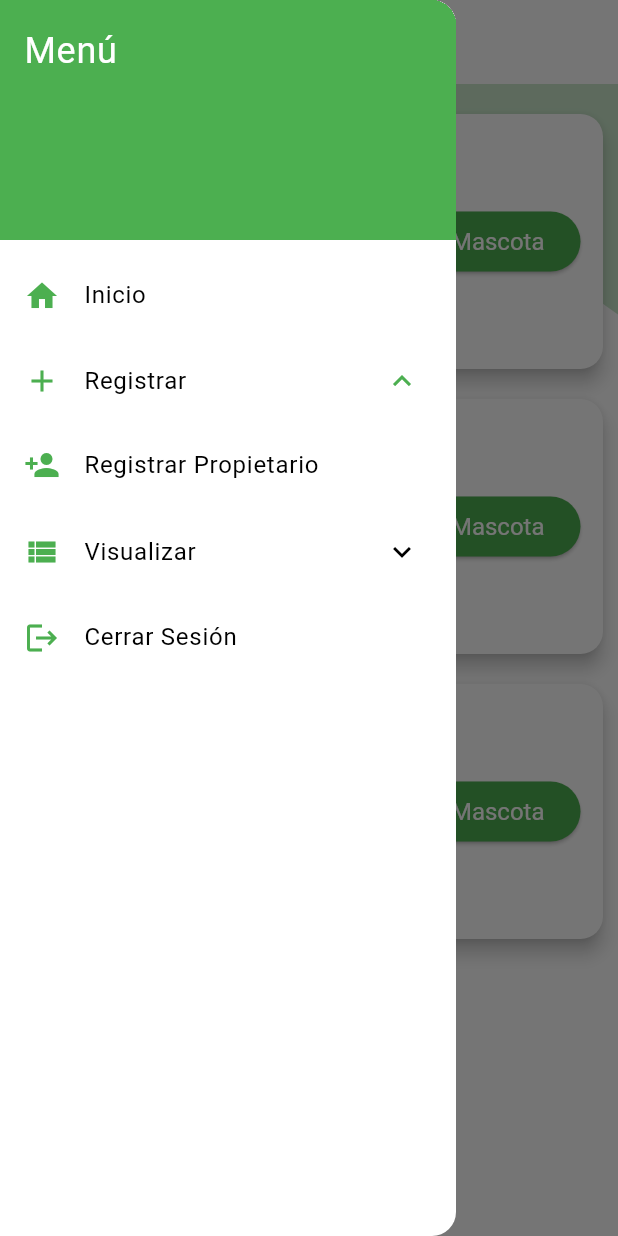
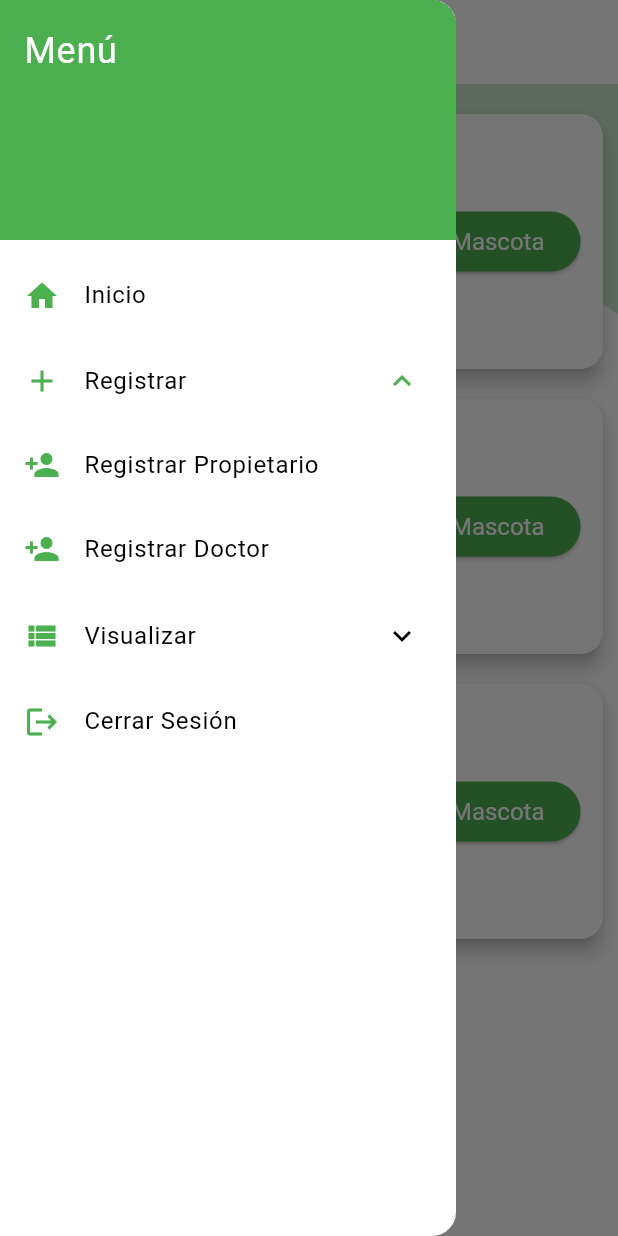
Before and after one commit to DiegoHS-9807/blockchain_vaccine_project, a Flutter app: the OwnersListPage screen opened directly, in the side drawer, after a tap on "Registrar", on a phone screen of 412 x 824 dp. Run offline on Flutter 3.47's test engine with Material 3 defaults, Android fonts, the phone set to English and light mode, and no system bars.

Commit message:
feat(doctor.dart): Add doctor list page and use data in register vaccine

```diff
--- a/lib/components/menu.dart
+++ b/lib/components/menu.dart
@@ -1,3 +1,5 @@
+// Update the `Menu` class in `lib/components/menu.dart`
+
 import 'package:flutter/material.dart';
 import '../pages/vaccines_list.dart';
 import '../utils/constants.dart';
@@ -7,6 +9,8 @@ import '../pages/owners_list.dart';
 import '../pages/login.dart';
 import '../pages/dashboard.dart';
 import '../pages/pets_list.dart';
+import '../pages/register_doctor.dart';
+import '../pages/doctors_list.dart'; // Import the DoctorsListPage
 
 class Menu extends StatelessWidget {
   const Menu({super.key});
@@ -50,6 +54,16 @@ class Menu extends StatelessWidget {
                   );
                 },
               ),
+              ListTile(
+                leading: const Icon(Icons.person_add, color: AppConstants.iconColor),
+                title: const Text(MenuStrings.registerDoctor, style: TextStyle(color: AppConstants.textColor)),
+                onTap: () {
+                  Navigator.push(
+                    context,
+                    MaterialPageRoute(builder: (context) => RegisterDoctorPage()),
+                  );
+                },
+              ),
             ],
           ),
           ExpansionTile(
@@ -76,6 +90,16 @@ class Menu extends StatelessWidget {
                   );
                 },
               ),
+              ListTile(
+                leading: const Icon(Icons.medical_services, color: AppConstants.iconColor),
+                title: const Text('Lista de Doctores', style: TextStyle(color: AppConstants.textColor)), // Add this ListTile
+                onTap: () {
+                  Navigator.push(
+                    context,
+                    MaterialPageRoute(builder: (context) => const DoctorsListPage()),
+                  );
+                },
+              ),
             ],
           ),
           ListTile(
--- a/lib/data/data.dart
+++ b/lib/data/data.dart
@@ -1,3 +1,6 @@
+// File: lib/data/data.dart
+
+import '../models/doctor.dart';
 import '../models/owner.dart';
 import '../models/pet.dart';
 import '../models/vaccine.dart';
@@ -44,6 +47,21 @@ class Data {
     ),
   ];
 
+  static final List<Doctor> doctors = [
+    Doctor(
+      id: '1',
+      name: 'Dr. Smith',
+      specialty: 'General',
+      contact: '123-456-7890',
+    ),
+    Doctor(
+      id: '2',
+      name: 'Dr. Johnson',
+      specialty: 'Dermatología',
+      contact: '123-456-7890',
+    ),
+  ];
+
   static void addOwner(Owner owner) {
     owners.add(owner);
   }
@@ -83,4 +101,16 @@ class Data {
     final pet = getPetById(petId);
     return pet?.vaccines ?? [];
   }
+
+  static void addDoctor(Doctor doctor) {
+    doctors.add(doctor);
+  }
+
+  static List<Doctor> getDoctors() {
+    return doctors;
+  }
+
+  static generateDoctorId() {
+    return doctors.length.toString();
+  }
 }
--- /dev/null
+++ b/lib/models/doctor.dart
@@ -0,0 +1,13 @@
+class Doctor {
+  final String id;
+  final String name;
+  final String specialty;
+  final String contact;
+
+  Doctor({
+    required this.id,
+    required this.name,
+    required this.specialty,
+    required this.contact,
+  });
+}
--- a/lib/utils/locales.dart
+++ b/lib/utils/locales.dart
@@ -3,6 +3,7 @@ class MenuStrings {
   static const String home = 'Inicio';
   static const String register = 'Registrar';
   static const String registerOwner = 'Registrar Propietario';
+  static const String registerDoctor = 'Registrar Doctor';
   static const String registerPet = 'Registrar Mascota';
   static const String view = 'Visualizar';
   static const String ownersList = 'Lista de Propietarios';
```
Also changed, not shown: lib/pages/doctors_list.dart (added, +52 -0 lines), lib/pages/register_doctor.dart (added, +131 -0 lines), lib/pages/register_vaccine.dart (+18 -5 lines).
